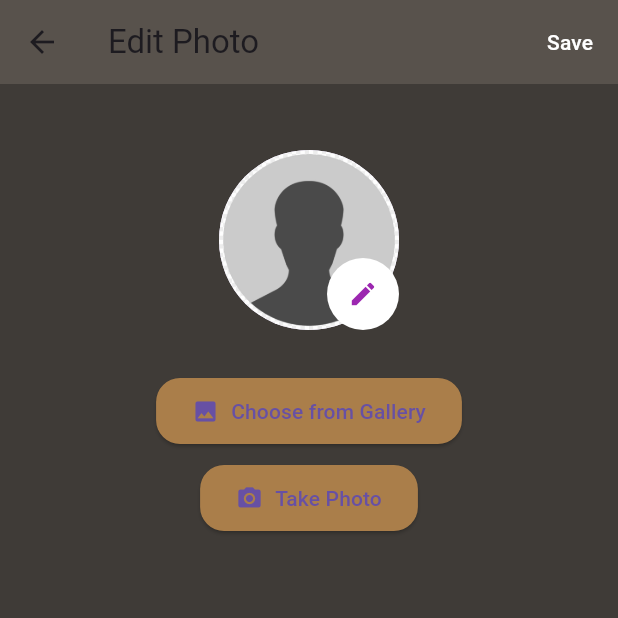
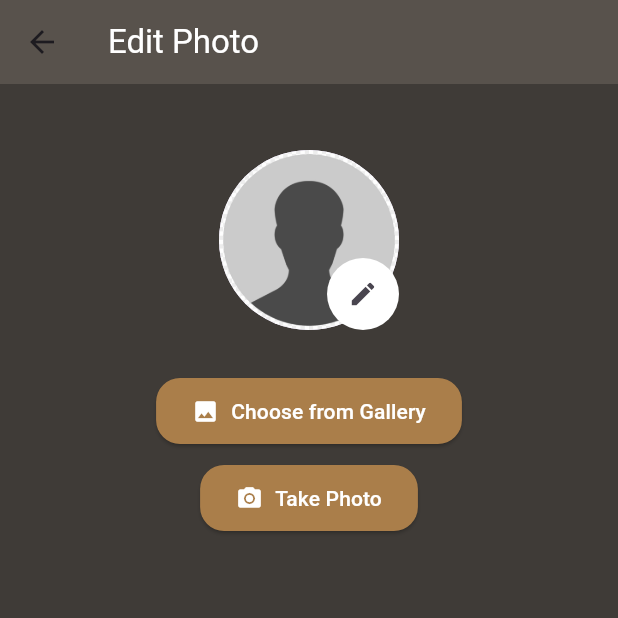
Before and after one commit to Salvador025/cadidy, a Flutter app: the ProfilePage screen opened directly, after a tap on the "edit" icon, on a phone screen of 412 x 824 dp, the top half of it. Run offline on Flutter 3.47's test engine with Material 3 defaults, Android fonts, the phone set to English and light mode, and no system bars; our stand-ins replace cloud_firestore, firebase_auth, firebase_core, flutter_map, google_fonts, image_picker and 2 more; missing offline and left inert: firebase_ui_auth, flutter_stripe; accounts and stored records are empty.

Commit message:
feat: logic to save profile image

```diff
--- a/cadidy/lib/screens/auth_gate.dart
+++ b/cadidy/lib/screens/auth_gate.dart
@@ -2,9 +2,8 @@ import 'package:firebase_auth/firebase_auth.dart' hide EmailAuthProvider;
 import 'package:firebase_ui_auth/firebase_ui_auth.dart';
 import 'package:flutter/material.dart';
 import 'package:cadidy/screens/dashboard/home.dart';
-import 'package:cadidy/screens/dashboard/user_form_page.dart'; // Importar la nueva página
+import 'package:cadidy/screens/dashboard/user_form_page.dart';
 import 'package:cadidy/service/users_service.dart';
-import 'package:firebase_ui_oauth_google/firebase_ui_oauth_google.dart';
 
 class AuthGate extends StatelessWidget {
   const AuthGate({super.key});
@@ -18,9 +17,6 @@ class AuthGate extends StatelessWidget {
           return SignInScreen(
             providers: [
               EmailAuthProvider(),
-              GoogleProvider(
-                  clientId:
-                      '690276078811-oal35u4arq6lohd79ksboehugnlae7va.apps.googleusercontent.com')
             ],
             headerBuilder: (context, constraints, shrinkOffset) {
               return Padding(
--- a/cadidy/lib/screens/profile/edit_photo.dart
+++ b/cadidy/lib/screens/profile/edit_photo.dart
@@ -1,9 +1,7 @@
 import 'package:flutter/material.dart';
 import 'package:image_picker/image_picker.dart';
+import 'package:path_provider/path_provider.dart';
 import 'dart:io';
-import 'package:firebase_auth/firebase_auth.dart';
-import 'package:firebase_storage/firebase_storage.dart';
-import 'package:cloud_firestore/cloud_firestore.dart';
 
 class EditPhotoPage extends StatefulWidget {
   const EditPhotoPage({super.key});
@@ -14,63 +12,49 @@ class EditPhotoPage extends StatefulWidget {
 
 class _EditPhotoPageState extends State<EditPhotoPage> {
   File? _imageFile;
-  bool _uploading = false;
 
-  Future<void> _pickImage(ImageSource source) async {
-    final pickedFile = await ImagePicker().pickImage(source: source);
-    if (pickedFile != null) {
+  @override
+  void initState() {
+    super.initState();
+    _loadLocalImage();
+  }
+
+  Future<void> _loadLocalImage() async {
+    final appDir = await getApplicationDocumentsDirectory();
+    final localPath = '${appDir.path}/profile_photo.jpg';
+    final file = File(localPath);
+
+    if (await file.exists()) {
       setState(() {
-        _imageFile = File(pickedFile.path);
+        _imageFile = file;
       });
     }
   }
 
-  Future<void> _uploadImage() async {
-    if (_imageFile == null) return;
+  Future<void> _pickAndSaveLocalImage(ImageSource source) async {
+    final pickedFile = await ImagePicker().pickImage(source: source);
+    if (pickedFile == null) return;
+
+    final appDir = await getApplicationDocumentsDirectory();
+    final fileName = 'profile_photo.jpg';
+    final localPath = '${appDir.path}/$fileName';
+
+    final savedImage = await File(pickedFile.path).copy(localPath);
+
     setState(() {
-      _uploading = true;
+      _imageFile = savedImage;
     });
-    try {
-      final uid = FirebaseAuth.instance.currentUser?.uid;
-      if (uid == null) return;
-
-      final ref =
-          FirebaseStorage.instance.ref().child('profile_photos/$uid.jpg');
-      await ref.putFile(_imageFile!);
-
-      final imageUrl = await ref.getDownloadURL();
-      await FirebaseFirestore.instance.collection('users').doc(uid).update({
-        'profilePicture': imageUrl,
-      });
-
-      if (context.mounted) {
-        Navigator.pop(context);
-      }
-    } catch (e) {
-      print('Error uploading image: $e');
-    } finally {
-      setState(() {
-        _uploading = false;
-      });
-    }
   }
 
   @override
   Widget build(BuildContext context) {
     return Scaffold(
       appBar: AppBar(
-        title: const Text('Edit Photo'),
+        title: const Text(
+          'Edit Photo',
+          style: TextStyle(color: Colors.white),
+        ),
         backgroundColor: const Color.fromARGB(255, 88, 82, 76),
-        actions: [
-          TextButton(
-            onPressed:
-                (_imageFile != null && !_uploading) ? _uploadImage : null,
-            child: const Text(
-              'Save',
-              style: TextStyle(color: Colors.white),
-            ),
-          ),
-        ],
       ),
       backgroundColor: const Color.fromARGB(255, 63, 59, 55),
       body: Padding(
@@ -96,9 +80,12 @@ class _EditPhotoPageState extends State<EditPhotoPage> {
                       color: Colors.white,
                     ),
                     child: IconButton(
-                      icon: const Icon(Icons.edit,
-                          size: 20, color: Colors.purple),
-                      onPressed: () => _pickImage(ImageSource.gallery),
+                      icon: const Icon(
+                        Icons.edit,
+                        size: 20,
+                      ),
+                      onPressed: () =>
+                          _pickAndSaveLocalImage(ImageSource.gallery),
                     ),
                   ),
                 ],
@@ -108,14 +95,18 @@ class _EditPhotoPageState extends State<EditPhotoPage> {
             ElevatedButton.icon(
               style: ElevatedButton.styleFrom(
                 backgroundColor: const Color.fromARGB(255, 170, 126, 74),
+                foregroundColor: Colors.white,
                 padding:
                     const EdgeInsets.symmetric(horizontal: 24, vertical: 12),
                 shape: RoundedRectangleBorder(
                   borderRadius: BorderRadius.circular(16),
                 ),
               ),
-              onPressed: () => _pickImage(ImageSource.gallery),
-              icon: const Icon(Icons.photo),
+              onPressed: () => _pickAndSaveLocalImage(ImageSource.gallery),
+              icon: const Icon(
+                Icons.photo,
+                color: Colors.white,
+              ),
               label: const Text('Choose from Gallery'),
             ),
             const SizedBox(height: 10),
@@ -127,14 +118,15 @@ class _EditPhotoPageState extends State<EditPhotoPage> {
                 shape: RoundedRectangleBorder(
                   borderRadius: BorderRadius.circular(16),
                 ),
+                foregroundColor: Colors.white,
               ),
-              onPressed: () => _pickImage(ImageSource.camera),
-              icon: const Icon(Icons.camera_alt),
+              onPressed: () => _pickAndSaveLocalImage(ImageSource.camera),
+              icon: const Icon(
+                Icons.camera_alt,
+                color: Colors.white,
+              ),
               label: const Text('Take Photo'),
             ),
-            const SizedBox(height: 20),
-            if (_uploading)
-              const CircularProgressIndicator(color: Colors.white),
           ],
         ),
       ),
--- a/cadidy/lib/screens/profile/profile.dart
+++ b/cadidy/lib/screens/profile/profile.dart
@@ -1,6 +1,8 @@
 import 'package:cloud_firestore/cloud_firestore.dart';
 import 'package:firebase_auth/firebase_auth.dart';
 import 'package:flutter/material.dart';
+import 'package:path_provider/path_provider.dart';
+import 'dart:io';
 import 'edit_info.dart';
 import 'edit_photo.dart';
 
@@ -13,11 +15,13 @@ class ProfilePage extends StatefulWidget {
 
 class _ProfilePageState extends State<ProfilePage> {
   Map<String, dynamic>? userData;
+  File? _localImage;
 
   @override
   void initState() {
     super.initState();
     _loadUserData();
+    _loadLocalImage();
   }
 
   Future<void> _loadUserData() async {
@@ -30,6 +34,17 @@ class _ProfilePageState extends State<ProfilePage> {
           userData = doc.data();
         });
       }
+    }
+  }
+
+  Future<void> _loadLocalImage() async {
+    final appDir = await getApplicationDocumentsDirectory();
+    final localPath = '${appDir.path}/profile_photo.jpg';
+    final file = File(localPath);
+    if (await file.exists()) {
+      setState(() {
+        _localImage = file;
+      });
     }
   }
 
@@ -47,10 +62,10 @@ class _ProfilePageState extends State<ProfilePage> {
     final String phone = userData!["phone"] ?? "";
     final String gender = userData!["gender"] ?? "Not specified";
     final String address = userData!["adress"] ?? "";
-    final String profileImage = (userData!["profilePicture"] != null &&
-            userData!["profilePicture"].toString().startsWith("http"))
-        ? userData!["profilePicture"]
-        : 'assets/images/profile_placeholder.png';
+
+    ImageProvider profileImageProvider = _localImage != null
+        ? FileImage(_localImage!)
+        : const AssetImage('assets/images/profile_placeholder.png');
 
     return Scaffold(
       appBar: AppBar(
@@ -83,9 +98,7 @@ class _ProfilePageState extends State<ProfilePage> {
                     children: [
                       CircleAvatar(
                         radius: 50,
-                        backgroundImage: profileImage.startsWith('http')
-                            ? NetworkImage(profileImage)
-                            : AssetImage(profileImage) as ImageProvider,
+                        backgroundImage: profileImageProvider,
                       ),
                       Positioned(
                         bottom: 0,
@@ -97,7 +110,7 @@ class _ProfilePageState extends State<ProfilePage> {
                               MaterialPageRoute(
                                   builder: (context) => const EditPhotoPage()),
                             );
-                            await _loadUserData();
+                            await _loadLocalImage();
                           },
                           child: Container(
                             decoration: const BoxDecoration(
--- a/cadidy/lib/widgets/map_drawer.dart
+++ b/cadidy/lib/widgets/map_drawer.dart
@@ -220,7 +220,8 @@ class _MapDrawerState extends State<MapDrawer> {
                         style: ElevatedButton.styleFrom(
                           backgroundColor: Color.fromARGB(255, 170, 126, 74),
                         ),
-                        child: Text("Confirmar"),
+                        child: Text("Confirmar",
+                            style: TextStyle(color: Colors.white)),
                       ),
                     ),
                   ],
--- a/cadidy/pubspec.yaml
+++ b/cadidy/pubspec.yaml
@@ -52,6 +52,7 @@ dependencies:
   firebase_storage: ^12.4.5
   firebase_messaging: ^15.2.5
   flutter_map_marker_popup: ^8.0.1
+  path_provider: ^2.1.5
 
 dev_dependencies:
   flutter_launcher_icons: ^0.14.3
```
Also changed, not shown: cadidy/pubspec.lock, 1 other file.
